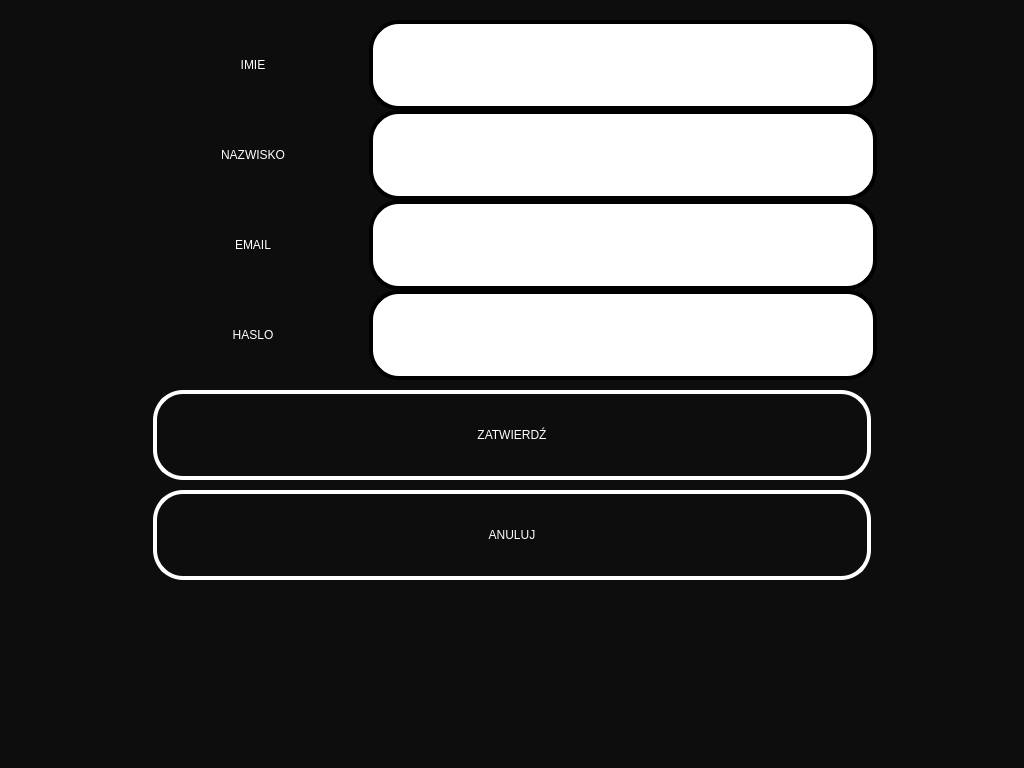
First picture: the form in Raspberry QT/AddOrEditClubMember.ui, repository lukaszwazny/E-kiosk, before the edit.
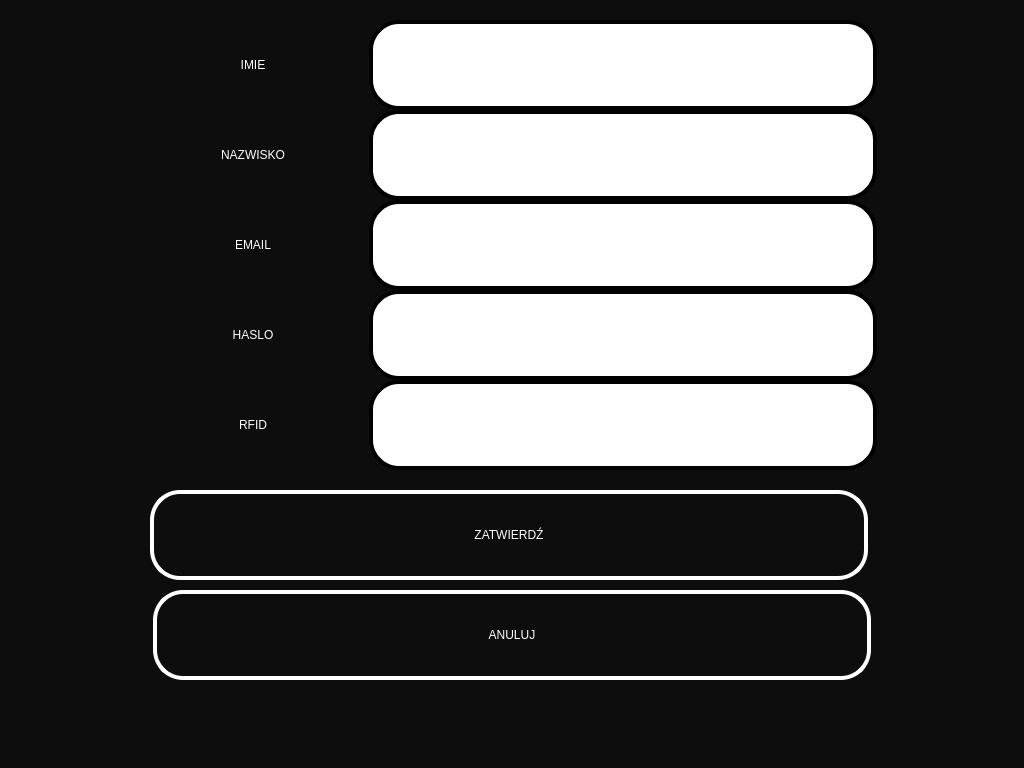
Second picture: the form after the edit.

The edit to the form file:
```diff
--- a/Raspberry QT/AddOrEditClubMember.ui
+++ b/Raspberry QT/AddOrEditClubMember.ui
@@ -130,7 +130,7 @@
    <property name="geometry">
     <rect>
      <x>153</x>
-     <y>490</y>
+     <y>590</y>
      <width>718</width>
      <height>90</height>
     </rect>
@@ -271,8 +271,8 @@
   <widget class="QPushButton" name="zatwierdz">
    <property name="geometry">
     <rect>
-     <x>153</x>
-     <y>390</y>
+     <x>150</x>
+     <y>490</y>
      <width>718</width>
      <height>90</height>
     </rect>
@@ -378,6 +378,77 @@
     <set>Qt::AlignCenter</set>
    </property>
   </widget>
+  <widget class="QLabel" name="rfidLabel">
+   <property name="geometry">
+    <rect>
+     <x>153</x>
+     <y>380</y>
+     <width>200</width>
+     <height>90</height>
+    </rect>
+   </property>
+   <property name="minimumSize">
+    <size>
+     <width>200</width>
+     <height>90</height>
+    </size>
+   </property>
+   <property name="maximumSize">
+    <size>
+     <width>200</width>
+     <height>90</height>
+    </size>
+   </property>
+   <property name="styleSheet">
+    <string notr="true">font: 75 30pt &quot;Tahoma&quot;;
+color: rgb(255, 255, 255);</string>
+   </property>
+   <property name="text">
+    <string>RFID</string>
+   </property>
+   <property name="alignment">
+    <set>Qt::AlignCenter</set>
+   </property>
+  </widget>
+  <widget class="QLineEdit" name="rfid">
+   <property name="geometry">
+    <rect>
+     <x>369</x>
+     <y>380</y>
+     <width>508</width>
+     <height>90</height>
+    </rect>
+   </property>
+   <property name="minimumSize">
+    <size>
+     <width>508</width>
+     <height>90</height>
+    </size>
+   </property>
+   <property name="maximumSize">
+    <size>
+     <width>508</width>
+     <height>90</height>
+    </size>
+   </property>
+   <property name="styleSheet">
+    <string notr="true">color: rgb(0, 0, 0);
+background-color: rgb(255, 255, 255);
+font: 75 30pt &quot;Tahoma&quot;;
+
+border-style: solid;
+border-width:4px;
+border-radius:30px;
+
+max-width:500px;
+max-height:82px;
+min-width:500px;
+min-height:82px;</string>
+   </property>
+   <property name="echoMode">
+    <enum>QLineEdit::Normal</enum>
+   </property>
+  </widget>
  </widget>
  <resources/>
  <connections/>
```
